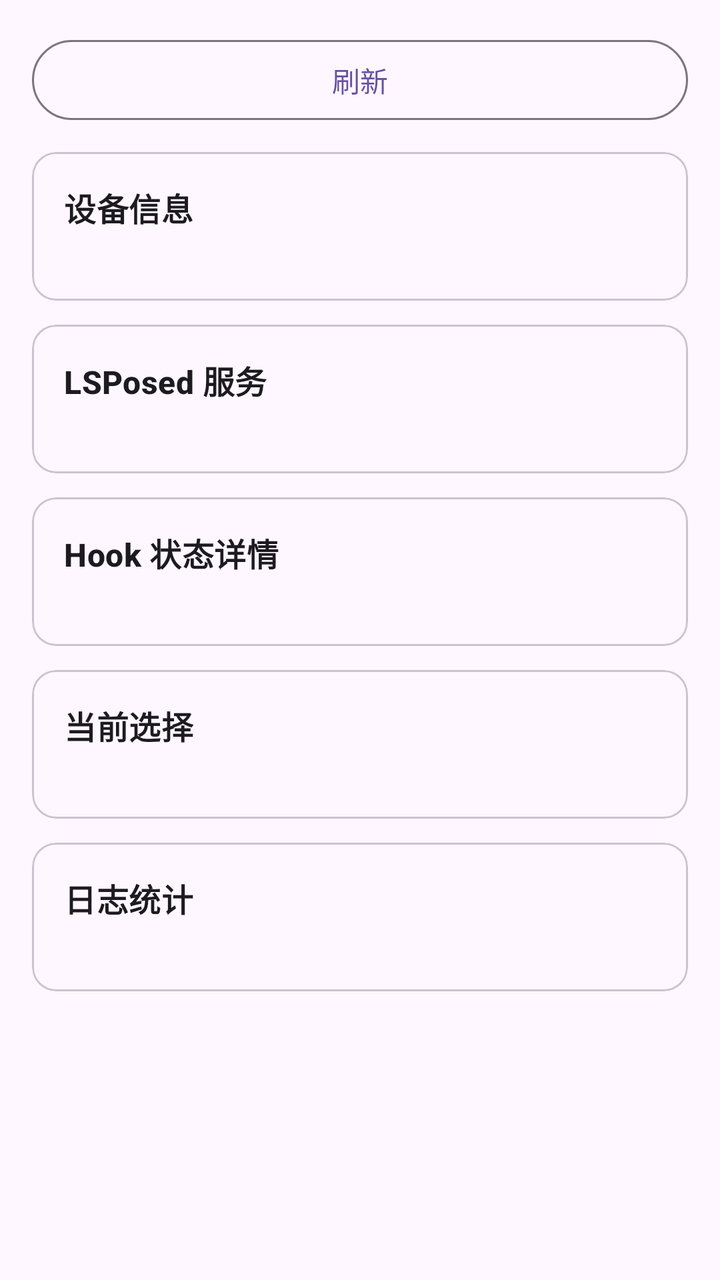
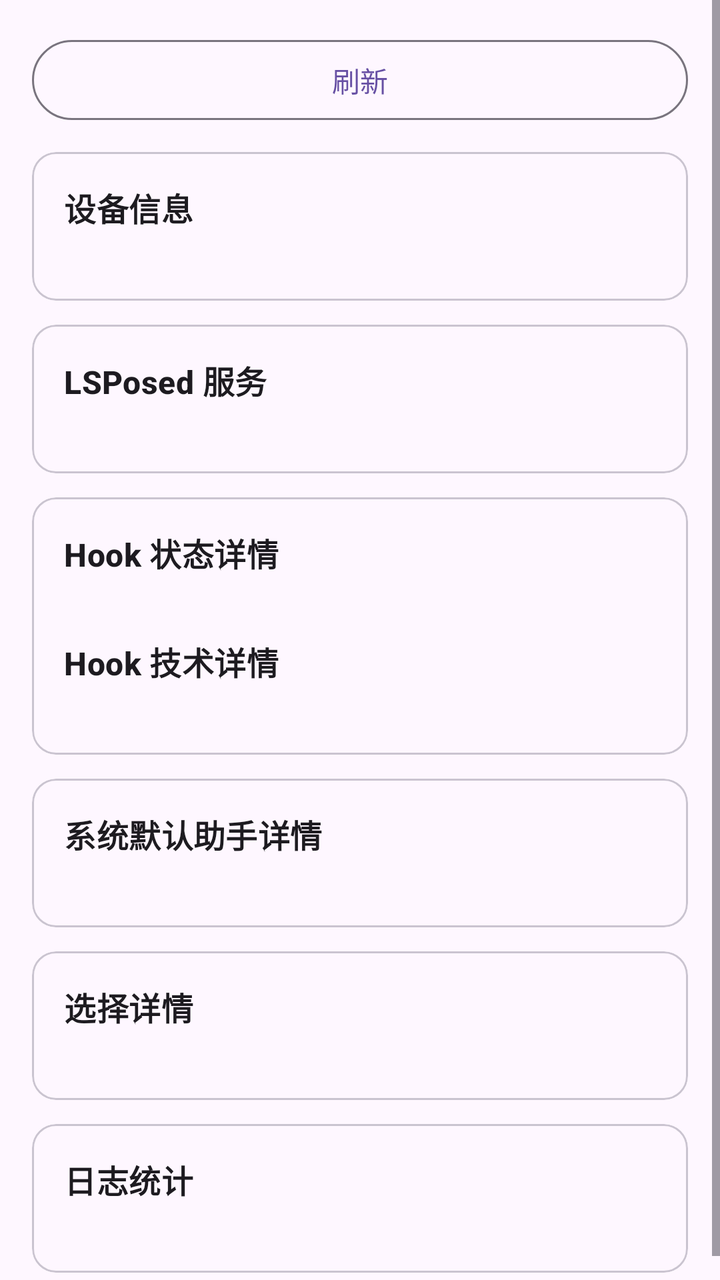

An Android layout rendered at two revisions. The XML below is the earlier revision; the diff shows what the commit changed to produce the second picture.
<!-- AndroidManifest.xml: application theme Theme.Ouhuan -->
<!-- res/layout/activity_diagnostics.xml -->
<?xml version="1.0" encoding="utf-8"?>
<ScrollView xmlns:android="http://schemas.android.com/apk/res/android"
    android:layout_width="match_parent"
    android:layout_height="match_parent">

    <LinearLayout
        android:layout_width="match_parent"
        android:layout_height="wrap_content"
        android:orientation="vertical"
        android:padding="16dp">

        <com.google.android.material.button.MaterialButton
            android:id="@+id/btnRefresh"
            style="@style/Widget.Material3.Button.OutlinedButton"
            android:layout_width="match_parent"
            android:layout_height="wrap_content"
            android:layout_marginBottom="12dp"
            android:text="@string/btn_refresh" />

        <com.google.android.material.card.MaterialCardView
            android:layout_width="match_parent"
            android:layout_height="wrap_content"
            android:layout_marginBottom="12dp">

            <LinearLayout
                android:layout_width="match_parent"
                android:layout_height="wrap_content"
                android:orientation="vertical"
                android:padding="16dp">

                <TextView
                    style="@style/SectionTitle"
                    android:layout_width="wrap_content"
                    android:layout_height="wrap_content"
                    android:text="@string/diagnostics_device" />

                <TextView
                    android:id="@+id/tvDevice"
                    android:layout_width="match_parent"
                    android:layout_height="wrap_content"
                    android:textIsSelectable="true" />
            </LinearLayout>
        </com.google.android.material.card.MaterialCardView>

        <com.google.android.material.card.MaterialCardView
            android:layout_width="match_parent"
            android:layout_height="wrap_content"
            android:layout_marginBottom="12dp">

            <LinearLayout
                android:layout_width="match_parent"
                android:layout_height="wrap_content"
                android:orientation="vertical"
                android:padding="16dp">

                <TextView
                    style="@style/SectionTitle"
                    android:layout_width="wrap_content"
                    android:layout_height="wrap_content"
                    android:text="@string/diagnostics_service" />

                <TextView
                    android:id="@+id/tvService"
                    android:layout_width="match_parent"
                    android:layout_height="wrap_content"
                    android:textIsSelectable="true" />
            </LinearLayout>
        </com.google.android.material.card.MaterialCardView>

        <com.google.android.material.card.MaterialCardView
            android:layout_width="match_parent"
            android:layout_height="wrap_content"
            android:layout_marginBottom="12dp">

            <LinearLayout
                android:layout_width="match_parent"
                android:layout_height="wrap_content"
                android:orientation="vertical"
                android:padding="16dp">

                <TextView
                    style="@style/SectionTitle"
                    android:layout_width="wrap_content"
                    android:layout_height="wrap_content"
                    android:text="@string/diagnostics_hook" />

                <TextView
                    android:id="@+id/tvHook"
                    android:layout_width="match_parent"
                    android:layout_height="wrap_content"
                    android:textIsSelectable="true" />
            </LinearLayout>
        </com.google.android.material.card.MaterialCardView>

        <com.google.android.material.card.MaterialCardView
            android:layout_width="match_parent"
            android:layout_height="wrap_content"
            android:layout_marginBottom="12dp">

            <LinearLayout
                android:layout_width="match_parent"
                android:layout_height="wrap_content"
                android:orientation="vertical"
                android:padding="16dp">

                <TextView
                    style="@style/SectionTitle"
                    android:layout_width="wrap_content"
                    android:layout_height="wrap_content"
                    android:text="@string/diagnostics_selection" />

                <TextView
                    android:id="@+id/tvSelection"
                    android:layout_width="match_parent"
                    android:layout_height="wrap_content"
                    android:textIsSelectable="true" />
            </LinearLayout>
        </com.google.android.material.card.MaterialCardView>

        <com.google.android.material.card.MaterialCardView
            android:layout_width="match_parent"
            android:layout_height="wrap_content">

            <LinearLayout
                android:layout_width="match_parent"
                android:layout_height="wrap_content"
                android:orientation="vertical"
                android:padding="16dp">

                <TextView
                    style="@style/SectionTitle"
                    android:layout_width="wrap_content"
                    android:layout_height="wrap_content"
                    android:text="@string/diagnostics_stats" />

                <TextView
                    android:id="@+id/tvStats"
                    android:layout_width="match_parent"
                    android:layout_height="wrap_content"
                    android:textIsSelectable="true" />
            </LinearLayout>
        </com.google.android.material.card.MaterialCardView>
    </LinearLayout>
</ScrollView>
<!-- resources referenced by this layout -->
<resources>
  <string name="btn_refresh">刷新</string>
  <string name="diagnostics_device">设备信息</string>
  <string name="diagnostics_hook">Hook 状态详情</string>
  <string name="diagnostics_selection">当前选择</string>
  <string name="diagnostics_service">LSPosed 服务</string>
  <string name="diagnostics_stats">日志统计</string>
  <style name="SectionTitle" parent="TextAppearance.Material3.TitleMedium">
          <item name="android:textStyle">bold</item>
      </style>
  <style name="Theme.Ouhuan" parent="Theme.Material3.DayNight" />
</resources>

<!-- the commit's change to res/layout/activity_diagnostics.xml (unified diff, before → after) -->
@@ -89,6 +89,19 @@
                     android:layout_width="match_parent"
                     android:layout_height="wrap_content"
                     android:textIsSelectable="true" />
+
+                <TextView
+                    style="@style/SectionTitle"
+                    android:layout_width="wrap_content"
+                    android:layout_height="wrap_content"
+                    android:layout_marginTop="12dp"
+                    android:text="@string/diagnostics_hook_tech" />
+
+                <TextView
+                    android:id="@+id/tvHookTech"
+                    android:layout_width="match_parent"
+                    android:layout_height="wrap_content"
+                    android:textIsSelectable="true" />
             </LinearLayout>
         </com.google.android.material.card.MaterialCardView>
 
@@ -107,7 +120,32 @@
                     style="@style/SectionTitle"
                     android:layout_width="wrap_content"
                     android:layout_height="wrap_content"
-                    android:text="@string/diagnostics_selection" />
+                    android:text="@string/diagnostics_assistant_detail" />
+
+                <TextView
+                    android:id="@+id/tvAssistantDetail"
+                    android:layout_width="match_parent"
+                    android:layout_height="wrap_content"
+                    android:textIsSelectable="true" />
+            </LinearLayout>
+        </com.google.android.material.card.MaterialCardView>
+
+        <com.google.android.material.card.MaterialCardView
+            android:layout_width="match_parent"
+            android:layout_height="wrap_content"
+            android:layout_marginBottom="12dp">
+
+            <LinearLayout
+                android:layout_width="match_parent"
+                android:layout_height="wrap_content"
+                android:orientation="vertical"
+                android:padding="16dp">
+
+                <TextView
+                    style="@style/SectionTitle"
+                    android:layout_width="wrap_content"
+                    android:layout_height="wrap_content"
+                    android:text="@string/diagnostics_selection_detail" />
 
                 <TextView
                     android:id="@+id/tvSelection"
<!-- resource entries referenced after the edit -->
@@ -1,9 +1,11 @@
 <!-- resources referenced by this layout -->
 <resources>
   <string name="btn_refresh">刷新</string>
+  <string name="diagnostics_assistant_detail">系统默认助手详情</string>
   <string name="diagnostics_device">设备信息</string>
   <string name="diagnostics_hook">Hook 状态详情</string>
-  <string name="diagnostics_selection">当前选择</string>
+  <string name="diagnostics_hook_tech">Hook 技术详情</string>
+  <string name="diagnostics_selection_detail">选择详情</string>
   <string name="diagnostics_service">LSPosed 服务</string>
   <string name="diagnostics_stats">日志统计</string>
   <style name="SectionTitle" parent="TextAppearance.Material3.TitleMedium">
